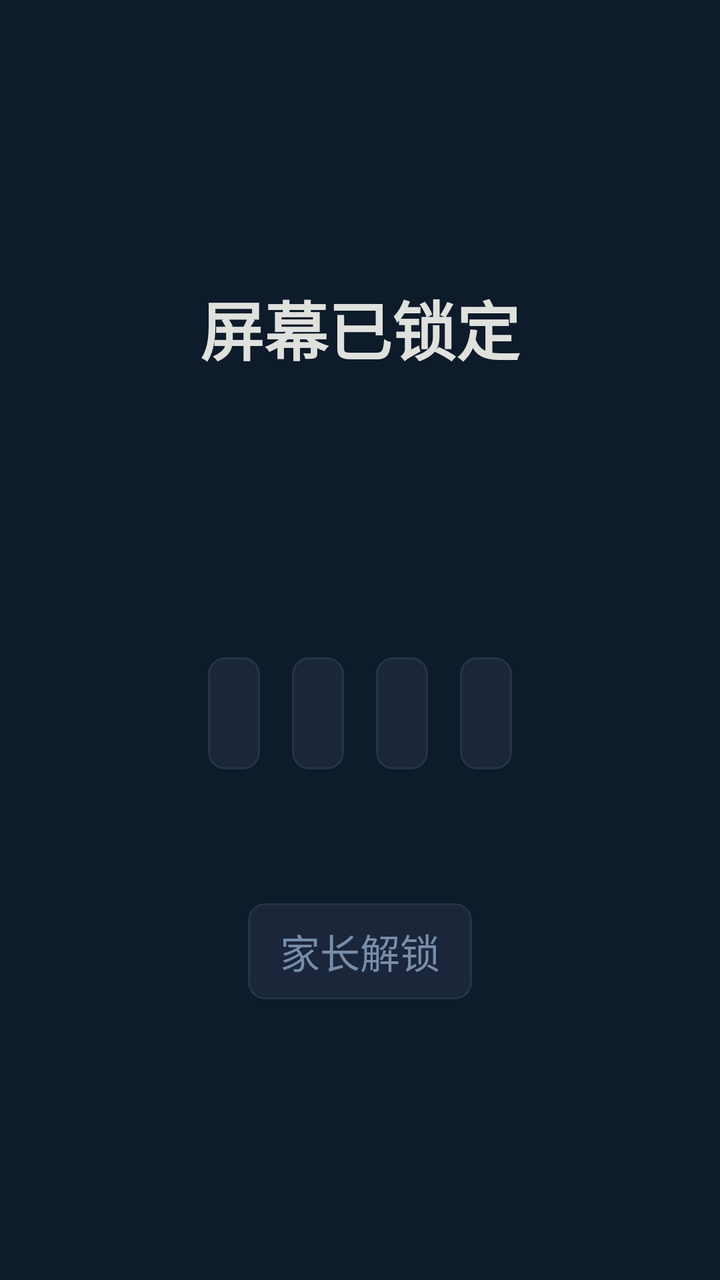
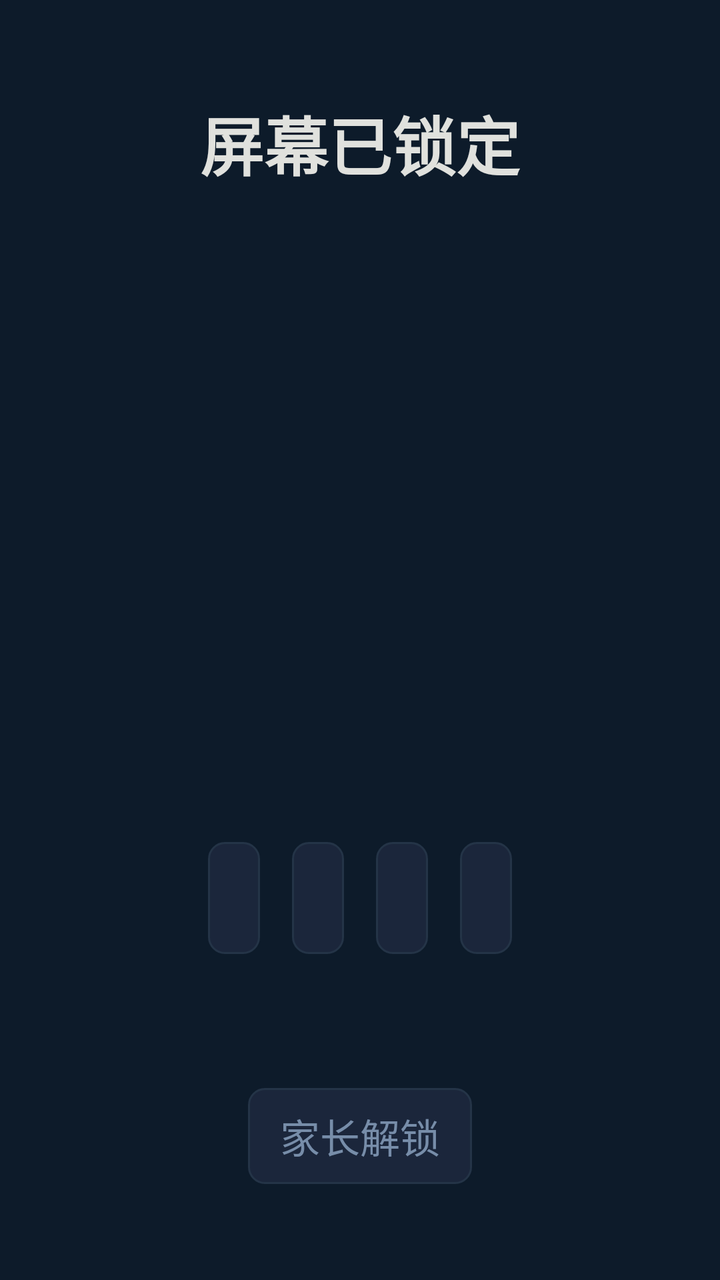

Screens rendered from an Android XML layout before and after an edit, with the pre-edit source and the edit as a unified diff.
<!-- AndroidManifest.xml: activity theme Theme.KidsLock.FullScreen -->
<!-- res/layout/activity_lock_screen.xml -->
<?xml version="1.0" encoding="utf-8"?>
<FrameLayout xmlns:android="http://schemas.android.com/apk/res/android"
    android:layout_width="match_parent"
    android:layout_height="match_parent"
    android:background="@color/lock_bg">

    
    <LinearLayout
        android:id="@+id/layoutMain"
        android:layout_width="match_parent"
        android:layout_height="match_parent"
        android:orientation="vertical"
        android:gravity="center"
        android:padding="@dimen/tv_margin_h">

        
        <TextView
            android:layout_width="wrap_content"
            android:layout_height="wrap_content"
            android:text="@string/screen_locked"
            android:textColor="@color/accent"
            android:textSize="@dimen/text_title"
            android:textStyle="bold"
            android:layout_marginBottom="@dimen/spacing_small" />

        
        <TextView
            android:id="@+id/tvStem"
            android:layout_width="wrap_content"
            android:layout_height="wrap_content"
            android:textColor="@color/text_primary"
            android:textSize="40sp"
            android:textStyle="bold"
            android:gravity="center"
            android:layout_marginHorizontal="@dimen/tv_margin_h"
            android:layout_marginVertical="@dimen/spacing_medium" />

        
        <TextView
            android:id="@+id/tvSubject"
            android:layout_width="wrap_content"
            android:layout_height="wrap_content"
            android:textColor="@color/highlight"
            android:textSize="@dimen/text_subtitle"
            android:layout_marginBottom="@dimen/spacing_small" />

        
        <LinearLayout
            android:layout_width="match_parent"
            android:layout_height="wrap_content"
            android:orientation="horizontal"
            android:gravity="center"
            android:layout_marginHorizontal="@dimen/tv_margin_h">

            <Button
                android:id="@+id/btnOption1"
                style="@style/Widget.AppCompat.Button.Borderless"
                android:layout_width="0dp"
                android:layout_height="@dimen/btn_height"
                android:layout_weight="1"
                android:layout_margin="@dimen/btn_margin"
                android:background="@drawable/btn_option_bg"
                android:textColor="@color/btn_text"
                android:textSize="@dimen/text_button"
                android:focusable="true"
                android:clickable="true"
                android:nextFocusLeft="@id/btnOption4"
                android:nextFocusRight="@id/btnOption2"
				android:focusableInTouchMode="true" />
				

            <Button
                android:id="@+id/btnOption2"
                style="@style/Widget.AppCompat.Button.Borderless"
                android:layout_width="0dp"
                android:layout_height="@dimen/btn_height"
                android:layout_weight="1"
                android:layout_margin="@dimen/btn_margin"
                android:background="@drawable/btn_option_bg"
                android:textColor="@color/btn_text"
                android:textSize="@dimen/text_button"
                android:focusable="true"
                android:clickable="true"
				android:nextFocusLeft="@id/btnOption1"
				android:nextFocusRight="@id/btnOption3"
				android:focusableInTouchMode="true" />

            <Button
                android:id="@+id/btnOption3"
                style="@style/Widget.AppCompat.Button.Borderless"
                android:layout_width="0dp"
                android:layout_height="@dimen/btn_height"
                android:layout_weight="1"
                android:layout_margin="@dimen/btn_margin"
                android:background="@drawable/btn_option_bg"
                android:textColor="@color/btn_text"
                android:textSize="@dimen/text_button"
                android:focusable="true"
                android:clickable="true"
				android:nextFocusLeft="@id/btnOption2"
				android:nextFocusRight="@id/btnOption4"
				android:focusableInTouchMode="true" />

            <Button
                android:id="@+id/btnOption4"
                style="@style/Widget.AppCompat.Button.Borderless"
                android:layout_width="0dp"
                android:layout_height="@dimen/btn_height"
                android:layout_weight="1"
                android:layout_margin="@dimen/btn_margin"
                android:background="@drawable/btn_option_bg"
                android:textColor="@color/btn_text"
                android:textSize="@dimen/text_button"
                android:focusable="true"
                android:clickable="true"
                android:nextFocusLeft="@id/btnOption3"
                android:nextFocusRight="@id/btnOption1"
				android:focusableInTouchMode="true" />

        </LinearLayout>

        
        <TextView
            android:id="@+id/tvFeedback"
            android:layout_width="wrap_content"
            android:layout_height="wrap_content"
            android:textColor="@color/correct_green"
            android:textSize="@dimen/text_body"
            android:layout_marginTop="@dimen/spacing_medium"
            android:visibility="gone" />

        
        <TextView
            android:id="@+id/tvProgress"
            android:layout_width="wrap_content"
            android:layout_height="wrap_content"
            android:textColor="@color/text_secondary"
            android:textSize="@dimen/text_body"
            android:layout_marginTop="@dimen/spacing_small" />

        
        <Button
            android:id="@+id/btnParentUnlock"
            style="@style/Widget.AppCompat.Button.Borderless"
            android:layout_width="wrap_content"
            android:layout_height="wrap_content"
            android:text="@string/parent_unlock"
            android:textColor="@color/text_secondary"
            android:textSize="@dimen/text_body"
            android:background="@drawable/btn_settings_bg"
            android:paddingHorizontal="@dimen/spacing_medium"
            android:layout_marginTop="@dimen/spacing_large"
            android:focusable="true"
            android:clickable="true" />

    </LinearLayout>

    
    <LinearLayout
        android:id="@+id/layoutPin"
        android:layout_width="match_parent"
        android:layout_height="match_parent"
        android:orientation="vertical"
        android:gravity="center"
        android:padding="@dimen/tv_margin_h"
        android:visibility="gone">

        <TextView
            android:layout_width="wrap_content"
            android:layout_height="wrap_content"
            android:text="@string/enter_pin"
            android:textColor="@color/accent"
            android:textSize="@dimen/text_subtitle"
            android:layout_marginBottom="@dimen/spacing_medium" />

        
        <TextView
            android:id="@+id/tvPinDisplay"
            android:layout_width="wrap_content"
            android:layout_height="wrap_content"
            android:text="○  ○  ○  ○"
            android:textColor="@color/text_primary"
            android:textSize="@dimen/text_pin"
            android:letterSpacing="0.3"
            android:layout_marginBottom="@dimen/spacing_large" />

        
        <LinearLayout
            android:layout_width="wrap_content"
            android:layout_height="wrap_content"
            android:orientation="vertical">

            
            <LinearLayout
                android:layout_width="wrap_content"
                android:layout_height="wrap_content"
                android:orientation="horizontal">
                <Button android:id="@+id/btnPin1"
                    android:layout_width="@dimen/btn_min_width"
                    android:layout_height="@dimen/btn_height"
                    android:layout_margin="@dimen/btn_margin"
                    android:text="1"
                    android:textSize="@dimen/text_pin"
                    android:background="@drawable/btn_pin_bg"
                    android:textColor="@color/btn_text"
                    android:focusable="true"
                    android:clickable="true" />
                <Button android:id="@+id/btnPin2"
                    android:layout_width="@dimen/btn_min_width"
                    android:layout_height="@dimen/btn_height"
                    android:layout_margin="@dimen/btn_margin"
                    android:text="2"
                    android:textSize="@dimen/text_pin"
                    android:background="@drawable/btn_pin_bg"
                    android:textColor="@color/btn_text"
                    android:focusable="true"
                    android:clickable="true" />
                <Button android:id="@+id/btnPin3"
                    android:layout_width="@dimen/btn_min_width"
                    android:layout_height="@dimen/btn_height"
                    android:layout_margin="@dimen/btn_margin"
                    android:text="3"
                    android:textSize="@dimen/text_pin"
                    android:background="@drawable/btn_pin_bg"
                    android:textColor="@color/btn_text"
                    android:focusable="true"
                    android:clickable="true" />
            </LinearLayout>

            
            <LinearLayout
                android:layout_width="wrap_content"
                android:layout_height="wrap_content"
                android:orientation="horizontal">
                <Button android:id="@+id/btnPin4"
                    android:layout_width="@dimen/btn_min_width"
                    android:layout_height="@dimen/btn_height"
                    android:layout_margin="@dimen/btn_margin"
                    android:text="4"
                    android:textSize="@dimen/text_pin"
                    android:background="@drawable/btn_pin_bg"
                    android:textColor="@color/btn_text"
                    android:focusable="true"
                    android:clickable="true" />
                <Button android:id="@+id/btnPin5"
                    android:layout_width="@dimen/btn_min_width"
                    android:layout_height="@dimen/btn_height"
                    android:layout_margin="@dimen/btn_margin"
                    android:text="5"
                    android:textSize="@dimen/text_pin"
                    android:background="@drawable/btn_pin_bg"
                    android:textColor="@color/btn_text"
                    android:focusable="true"
                    android:clickable="true" />
                <Button android:id="@+id/btnPin6"
                    android:layout_width="@dimen/btn_min_width"
                    android:layout_height="@dimen/btn_height"
                    android:layout_margin="@dimen/btn_margin"
                    android:text="6"
                    android:textSize="@dimen/text_pin"
                    android:background="@drawable/btn_pin_bg"
                    android:textColor="@color/btn_text"
                    android:focusable="true"
                    android:clickable="true" />
            </LinearLayout>

            
            <LinearLayout
                android:layout_width="wrap_content"
                android:layout_height="wrap_content"
                android:orientation="horizontal">
                <Button android:id="@+id/btnPin7"
                    android:layout_width="@dimen/btn_min_width"
                    android:layout_height="@dimen/btn_height"
                    android:layout_margin="@dimen/btn_margin"
                    android:text="7"
                    android:textSize="@dimen/text_pin"
                    android:background="@drawable/btn_pin_bg"
                    android:textColor="@color/btn_text"
                    android:focusable="true"
                    android:clickable="true" />
                <Button android:id="@+id/btnPin8"
                    android:layout_width="@dimen/btn_min_width"
                    android:layout_height="@dimen/btn_height"
                    android:layout_margin="@dimen/btn_margin"
                    android:text="8"
                    android:textSize="@dimen/text_pin"
                    android:background="@drawable/btn_pin_bg"
                    android:textColor="@color/btn_text"
                    android:focusable="true"
                    android:clickable="true" />
                <Button android:id="@+id/btnPin9"
                    android:layout_width="@dimen/btn_min_width"
                    android:layout_height="@dimen/btn_height"
                    android:layout_margin="@dimen/btn_margin"
                    android:text="9"
                    android:textSize="@dimen/text_pin"
                    android:background="@drawable/btn_pin_bg"
                    android:textColor="@color/btn_text"
                    android:focusable="true"
                    android:clickable="true" />
            </LinearLayout>

            
            <LinearLayout
                android:layout_width="wrap_content"
                android:layout_height="wrap_content"
                android:orientation="horizontal">
                <Button android:id="@+id/btnPinClear"
                    android:layout_width="@dimen/btn_min_width"
                    android:layout_height="@dimen/btn_height"
                    android:layout_margin="@dimen/btn_margin"
                    android:text="@string/pin_clear"
                    android:textSize="@dimen/text_body"
                    android:background="@drawable/btn_pin_bg"
                    android:textColor="@color/btn_text"
                    android:focusable="true"
                    android:clickable="true" />
                <Button android:id="@+id/btnPin0"
                    android:layout_width="@dimen/btn_min_width"
                    android:layout_height="@dimen/btn_height"
                    android:layout_margin="@dimen/btn_margin"
                    android:text="0"
                    android:textSize="@dimen/text_pin"
                    android:background="@drawable/btn_pin_bg"
                    android:textColor="@color/btn_text"
                    android:focusable="true"
                    android:clickable="true" />
                <Button android:id="@+id/btnPinBack"
                    android:layout_width="@dimen/btn_min_width"
                    android:layout_height="@dimen/btn_height"
                    android:layout_margin="@dimen/btn_margin"
                    android:text="@string/pin_back"
                    android:textSize="@dimen/text_body"
                    android:background="@drawable/btn_pin_bg"
                    android:textColor="@color/btn_text"
                    android:focusable="true"
                    android:clickable="true" />
            </LinearLayout>

        </LinearLayout>

    </LinearLayout>

</FrameLayout>
<!-- resources referenced by this layout -->
<resources>
  <color name="accent">#E0E1DD</color>
  <color name="btn_text">#E0E1DD</color>
  <color name="correct_green">#2A9D5C</color>
  <color name="highlight">#778DA9</color>
  <color name="lock_bg">#0D1B2A</color>
  <color name="text_primary">#E0E1DD</color>
  <color name="text_secondary">#778DA9</color>
  <dimen name="btn_height">56dp</dimen>
  <dimen name="btn_margin">8dp</dimen>
  <dimen name="btn_min_width">120dp</dimen>
  <dimen name="spacing_large">24dp</dimen>
  <dimen name="spacing_medium">16dp</dimen>
  <dimen name="spacing_small">8dp</dimen>
  <dimen name="text_body">20sp</dimen>
  <dimen name="text_button">22sp</dimen>
  <dimen name="text_pin">28sp</dimen>
  <dimen name="text_subtitle">24sp</dimen>
  <dimen name="text_title">32sp</dimen>
  <dimen name="tv_margin_h">48dp</dimen>
  <!-- drawable btn_pin_bg (drawable) -->
  <?xml version="1.0" encoding="utf-8"?>
  <selector xmlns:android="http://schemas.android.com/apk/res/android">
      <item android:state_focused="true">
          <shape android:shape="rectangle">
              <solid android:color="@color/btn_focused" />
              <stroke android:width="3dp" android:color="@color/btn_focused_border" />
              <corners android:radius="@dimen/btn_corner" />
          </shape>
      </item>
      <item android:state_pressed="true">
          <shape android:shape="rectangle">
              <solid android:color="@color/btn_focused" />
              <corners android:radius="@dimen/btn_corner" />
          </shape>
      </item>
      <item>
          <shape android:shape="rectangle">
              <solid android:color="@color/btn_normal" />
              <stroke android:width="1dp" android:color="@color/bg_surface_light" />
              <corners android:radius="@dimen/btn_corner" />
          </shape>
      </item>
  </selector>
  <string name="enter_pin">请输入家长PIN码</string>
  <string name="parent_unlock">家长解锁</string>
  <string name="pin_back">返回</string>
  <string name="pin_clear">清除</string>
  <string name="screen_locked">屏幕已锁定</string>
  <style name="Theme.KidsLock.FullScreen" parent="Theme.KidsLock">
          <item name="android:windowFullscreen">true</item>
          <item name="android:windowNoTitle">true</item>
          <item name="android:windowContentOverlay">@null</item>
      </style>
  <color name="btn_focused">#415A77</color>
  <color name="btn_focused_border">#778DA9</color>
  <dimen name="btn_corner">8dp</dimen>
  <color name="btn_normal">#1B263B</color>
  <color name="bg_surface_light">#243447</color>
  <style name="Theme.KidsLock" parent="Theme.AppCompat.NoActionBar">
          <item name="colorPrimary">@color/primary</item>
          <item name="colorPrimaryDark">@color/bg_dark</item>
          <item name="colorAccent">@color/highlight</item>
          <item name="android:windowBackground">@color/settings_bg</item>
          <item name="android:textColorPrimary">@color/text_primary</item>
          <item name="android:textColorSecondary">@color/text_secondary</item>
      </style>
  <color name="primary">#415A77</color>
  <color name="bg_dark">#0D1B2A</color>
  <color name="settings_bg">#0D1B2A</color>
  <!-- unchanged entries left out for length: 2 -->
</resources>

<!-- the commit's change to res/layout/activity_lock_screen.xml (unified diff, before → after) -->
@@ -23,17 +23,29 @@
             android:textStyle="bold"
             android:layout_marginBottom="@dimen/spacing_small" />
 
-        
-        <TextView
-            android:id="@+id/tvStem"
-            android:layout_width="wrap_content"
-            android:layout_height="wrap_content"
-            android:textColor="@color/text_primary"
-            android:textSize="40sp"
-            android:textStyle="bold"
-            android:gravity="center"
-            android:layout_marginHorizontal="@dimen/tv_margin_h"
-            android:layout_marginVertical="@dimen/spacing_medium" />
+		
+		<androidx.core.widget.NestedScrollView
+			android:id="@+id/stemScroll"
+			android:layout_width="match_parent"
+			android:layout_height="0dp"
+			android:layout_weight="1"
+			android:fillViewport="true"
+			android:scrollbars="vertical"
+			android:focusable="false"
+			android:focusableInTouchMode="false">
+
+			<TextView
+				android:id="@+id/tvStem"
+				android:layout_width="match_parent"
+				android:layout_height="wrap_content"
+				android:textColor="@color/text_primary"
+				android:textSize="40sp"
+				android:textStyle="bold"
+				android:gravity="center"
+				android:lineSpacingExtra="8dp"
+				android:paddingHorizontal="@dimen/tv_margin_h"
+				android:scrollbars="vertical" />
+		</androidx.core.widget.NestedScrollView>
 
         
         <TextView
